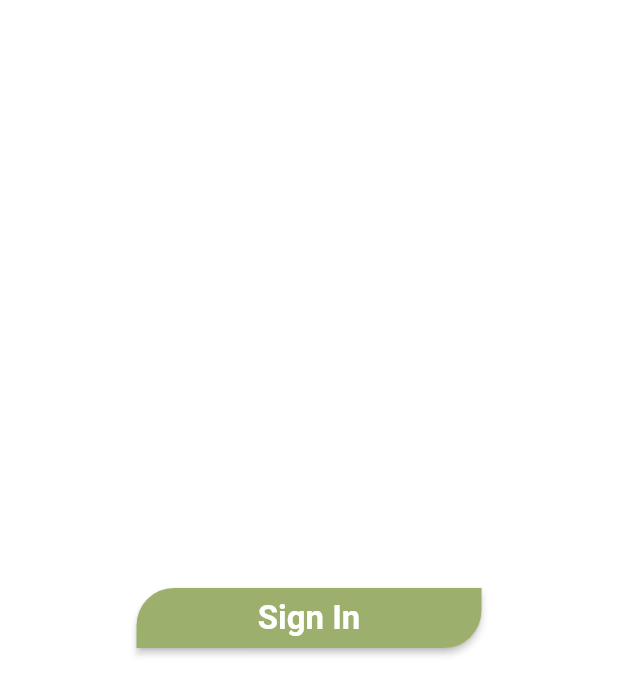
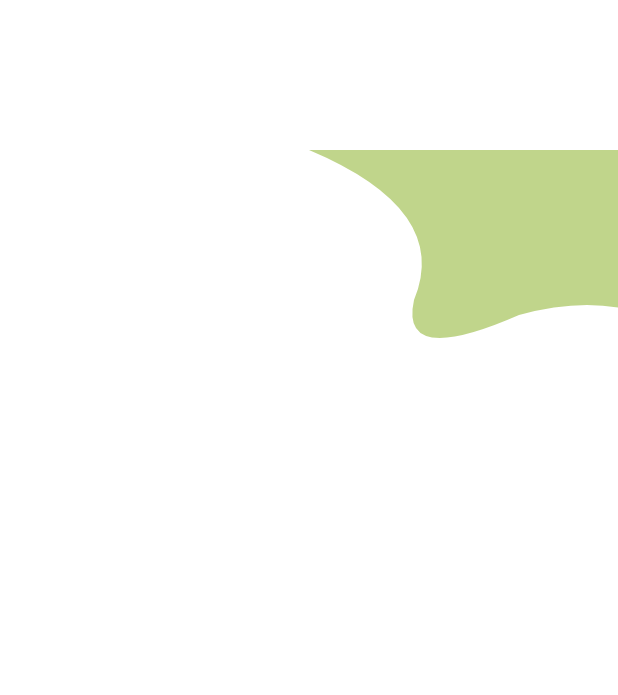
Before and after one commit to 92Andy/my_plant, a Flutter app: the screen it shows after launch, on a phone screen of 412 x 824 dp. Shown: the top 695 px of the screen. Run offline on Flutter 3.47's test engine with Material 2 defaults, Android fonts, the phone set to English and light mode, and no system bars.

Commit message:
#3: top left foreground shape added

```diff
--- a/lib/login/login_page.dart
+++ b/lib/login/login_page.dart
@@ -1,5 +1,5 @@
 import 'package:flutter/material.dart';
-import 'package:my_plant/login/widgets/login_button.dart';
+import 'package:my_plant/constants/my_plant_colors.dart';
 
 class LoginPage extends StatelessWidget {
   const LoginPage({super.key});
@@ -7,11 +7,65 @@ class LoginPage extends StatelessWidget {
   @override
   Widget build(BuildContext context) {
     return Scaffold(
-      body: Center(
-        child: LoginButton(
-          onLoginClicked: () {},
+        body: Column(
+      children: const [
+        SizedBox(
+          height: 100,
         ),
+        TopLeftLoginForegroundShape(),
+      ],
+    ));
+  }
+}
+
+class TopLeftLoginForegroundShape extends StatelessWidget {
+  const TopLeftLoginForegroundShape({super.key});
+
+  @override
+  Widget build(BuildContext context) {
+    return ClipPath(
+      clipper: _TopLeftLoginForegroundShapeClipper(),
+      child: Container(
+        height: 200,
+        width: MediaQuery.of(context).size.width,
+        color: MyPlantColors.deco,
       ),
     );
   }
 }
+
+class _TopLeftLoginForegroundShapeClipper extends CustomClipper<Path> {
+  @override
+  Path getClip(Size size) {
+    final shapeHeightMaxY = size.height - 100;
+    final shapeStartPointX = size.width * .5;
+    Path path = Path()
+      ..moveTo(shapeStartPointX, 0)
+      ..quadraticBezierTo(
+        shapeStartPointX + 95,
+        size.height * .2,
+        shapeStartPointX + 70,
+        shapeHeightMaxY,
+      )
+      ..quadraticBezierTo(
+        shapeStartPointX + 60,
+        size.height - 55,
+        shapeStartPointX + 140,
+        size.height - 90,
+      )
+      ..quadraticBezierTo(
+        size.width - 30,
+        size.height - 100,
+        size.width,
+        size.height - 95,
+      )
+      ..lineTo(size.width, 0)
+      ..close();
+
+    return path;
+  }
+
+  @override
+  bool shouldReclip(covariant CustomClipper<Path> oldClipper) =>
+      true; //For debugging
+}
```
